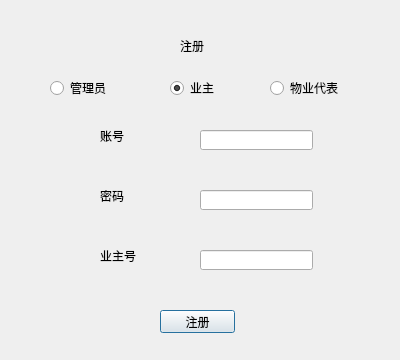
Above: Register.ui from Arsene-W/SQLCD before the change. Below: the same form after it.
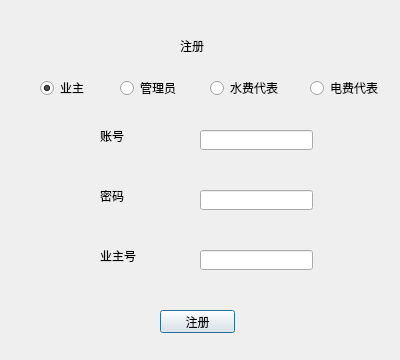
That is the form after the change.

Commit message: 水费电费代表分功能 V12

What changed in the file:
```diff
--- a/Register.ui
+++ b/Register.ui
@@ -29,20 +29,20 @@
   <widget class="QRadioButton" name="radioButton_3">
    <property name="geometry">
     <rect>
-     <x>270</x>
+     <x>210</x>
      <y>80</y>
      <width>89</width>
      <height>16</height>
     </rect>
    </property>
    <property name="text">
-    <string>物业代表</string>
+    <string>水费代表</string>
    </property>
   </widget>
   <widget class="QRadioButton" name="radioButton">
    <property name="geometry">
     <rect>
-     <x>50</x>
+     <x>120</x>
      <y>80</y>
      <width>89</width>
      <height>16</height>
@@ -81,7 +81,7 @@
   <widget class="QRadioButton" name="radioButton_2">
    <property name="geometry">
     <rect>
-     <x>170</x>
+     <x>40</x>
      <y>80</y>
      <width>89</width>
      <height>16</height>
@@ -159,6 +159,19 @@
     </rect>
    </property>
   </widget>
+  <widget class="QRadioButton" name="radioButton_4">
+   <property name="geometry">
+    <rect>
+     <x>310</x>
+     <y>80</y>
+     <width>89</width>
+     <height>16</height>
+    </rect>
+   </property>
+   <property name="text">
+    <string>电费代表</string>
+   </property>
+  </widget>
  </widget>
  <resources/>
  <connections/>
```
The commit also changes 14 other files.
